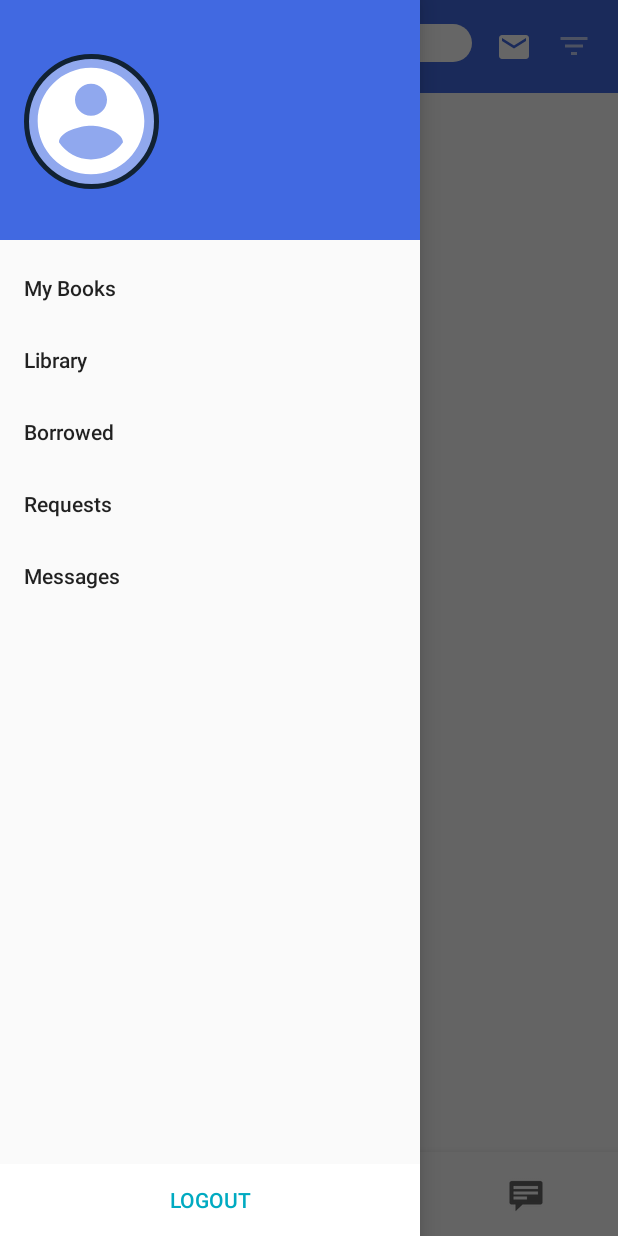
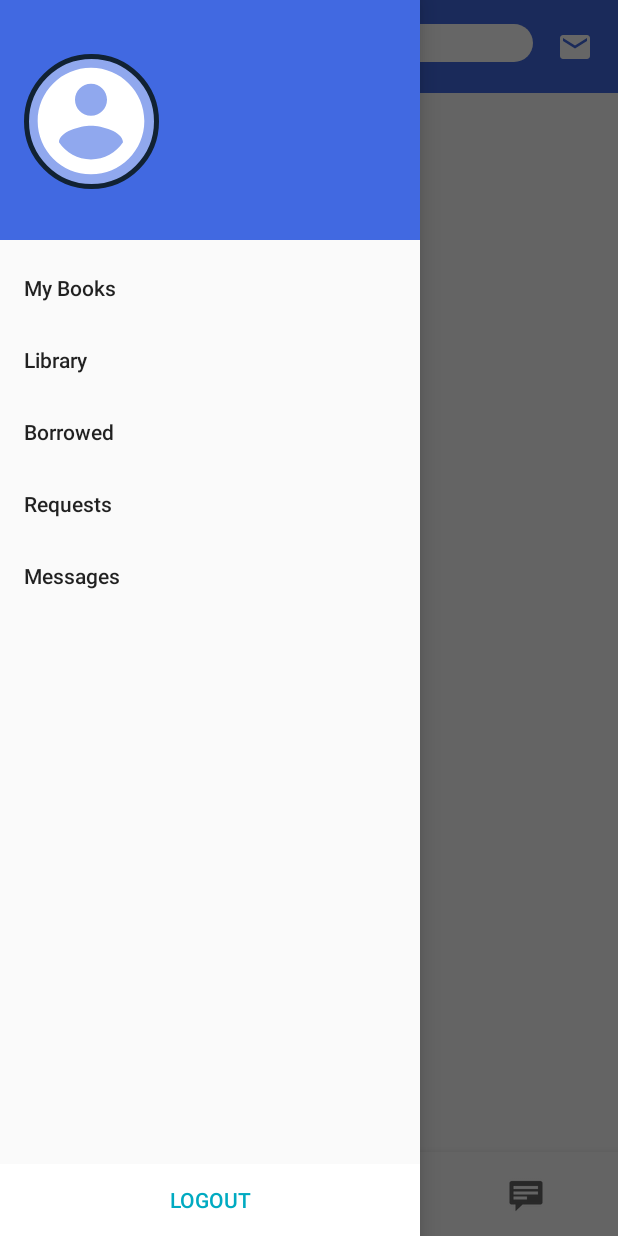
Before and after one commit to CMPUT301F20T28/SushiPlatter, an Android app: the fragment BorrowedFragment placed in its activity, with the side drawer open, on a phone screen of 412 x 824 dp. Run offline under Robolectric (Android 15) with nearby library versions, the phone set to English and light mode, and no system bars; our stand-ins replace Firebase (no records; nobody signed in at launch, a user with empty details on screens opened directly); libraries missing offline, so code that uses them is left out: com.githang.statusbar; 2 statements that could not run were skipped.

Commit message:
remove filter of share+borrowed+request

```diff
--- a/301pro/app/src/main/java/com/example/a301pro/BorrowedFragment.java
+++ b/301pro/app/src/main/java/com/example/a301pro/BorrowedFragment.java
@@ -58,7 +58,6 @@ public class BorrowedFragment extends Fragment {
      * @param savedInstanceState data of previous instance
      * @return layout of the fragment
      */
-
     @Override
     public View onCreateView(LayoutInflater inflater, ViewGroup container,
                              Bundle savedInstanceState) {
@@ -72,15 +71,6 @@ public class BorrowedFragment extends Fragment {
         pendList.setAdapter(pendAdapter);
 
         final EditText search = view.findViewById(R.id.search_method_pending);
-        final Button filterBtn = view.findViewById(R.id.filter_pending);
-        // click on filter button to filter out item
-        filterBtn.setOnClickListener(new View.OnClickListener() {
-            @Override
-            public void onClick(View view) {
-                FilterMenu.borrowedFilter(view, pendDataList, pendAdapter);
-            }
-        });
-
         final FirebaseFirestore db = FirebaseFirestore.getInstance();
         final CollectionReference collectionReference = db.collection("Users")
                 .document(GetUserFromDB.getUserID()).collection("Borrowed");
@@ -158,14 +148,6 @@ public class BorrowedFragment extends Fragment {
             }
         });
 
-
-        pendList.setOnItemClickListener(new AdapterView.OnItemClickListener() {
-            @Override
-            public void onItemClick(AdapterView<?> parent, View view, int position, long id) {
-                Toast.makeText(getContext(),"11111111111123",Toast.LENGTH_SHORT).show();
-            }
-        });
-
         // click on message button to open notification center for checking message
         final ImageButton mesBtn = view.findViewById(R.id.message_center_pending);
         mesBtn.setOnClickListener(new View.OnClickListener() {
--- a/301pro/app/src/main/java/com/example/a301pro/CustomListPending.java
+++ b/301pro/app/src/main/java/com/example/a301pro/CustomListPending.java
@@ -105,7 +105,7 @@ public class CustomListPending extends ArrayAdapter<Borrowed> {
                     intent.putExtra("PERSON","Borrower");
                     context.startActivity(intent);
                 }else{
-                    Toast.makeText(getContext(),"The book do not be accepted by the owner",Toast.LENGTH_SHORT).show();
+                    Toast.makeText(getContext(),"The book has not be accepted by the owner",Toast.LENGTH_SHORT).show();
                 }
 
             }
--- a/301pro/app/src/main/java/com/example/a301pro/CustomListPendingRequest.java
+++ b/301pro/app/src/main/java/com/example/a301pro/CustomListPendingRequest.java
@@ -101,7 +101,7 @@ public class CustomListPendingRequest extends ArrayAdapter<Request> {
                     intent.putExtra("PERSON","Owner");
                     context.startActivity(intent);
                 }else{
-                    Toast.makeText(getContext(),"You have not accepted by the owner",Toast.LENGTH_SHORT).show();
+                    Toast.makeText(getContext(),"Please scan after accepting the request",Toast.LENGTH_SHORT).show();
                 }
 
             }
--- a/301pro/app/src/main/java/com/example/a301pro/ScanISBN.java
+++ b/301pro/app/src/main/java/com/example/a301pro/ScanISBN.java
@@ -72,7 +72,7 @@ public class ScanISBN extends AppCompatActivity implements View.OnClickListener
         integrator.setCaptureActivity(CaptureAct.class);
         integrator.setOrientationLocked(false);
         integrator.setDesiredBarcodeFormats(IntentIntegrator.ALL_CODE_TYPES);
-        integrator.setPrompt("Scaning Code");
+        integrator.setPrompt("Scanning Code");
         integrator.initiateScan();
     }
 
@@ -92,7 +92,7 @@ public class ScanISBN extends AppCompatActivity implements View.OnClickListener
                     if(person.equals("Borrower")) {
 
                         AlertDialog.Builder builder = new AlertDialog.Builder(this);
-                        builder.setMessage("You have sucessfully borrowed the book");
+                        builder.setMessage("You have successfully borrowed the book");
                         builder.setTitle("Scanning Result");
                         builder.setNegativeButton("finish", new DialogInterface.OnClickListener() {
                             @Override
@@ -135,7 +135,7 @@ public class ScanISBN extends AppCompatActivity implements View.OnClickListener
                     if (person.equals("Owner")){
 
                         AlertDialog.Builder builder = new AlertDialog.Builder(this);
-                        builder.setMessage("You have sucessfully get the book back");
+                        builder.setMessage("You have successfully get the book back");
                         builder.setTitle("Scanning Result");
                         builder.setNegativeButton("finish", new DialogInterface.OnClickListener() {
                             @Override
--- a/301pro/app/src/main/res/layout/pending_fragment.xml
+++ b/301pro/app/src/main/res/layout/pending_fragment.xml
@@ -45,16 +45,6 @@
             style="?android:attr/borderlessButtonStyle"
             android:src="@drawable/ic_email_black_24dp" />
 
-        <Button
-            android:id="@+id/filter_pending"
-            android:layout_gravity="center_vertical"
-            android:layout_width="25dp"
-            android:layout_height="30dp"
-            android:layout_marginLeft="15dp"
-            android:background="#4169E1"
-            style="?android:attr/borderlessButtonStyle"
-            android:drawableLeft="@drawable/ic_baseline_filter_list_24" />
-
     </LinearLayout>
     <ListView
         android:descendantFocusability="blocksDescendants"
```
Also changed, not shown: 301pro/app/src/main/java/com/example/a301pro/RequestFragment.java (+0 -9 lines), 301pro/app/src/main/java/com/example/a301pro/Utilities/FilterMenu.java (+1 -29 lines), 301pro/app/src/main/res/menu/filter_menu_pending.xml (deleted, +0 -17 lines), 301pro/app/src/main/res/menu/filter_menu.xml (renamed from 301pro/app/src/main/res/menu/filter_menu_mybook.xml).
